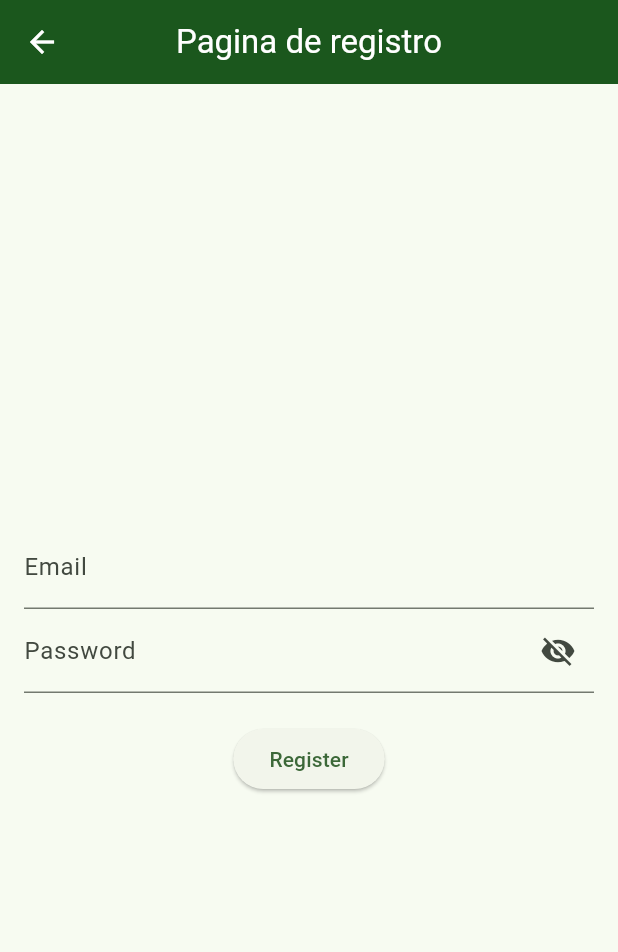
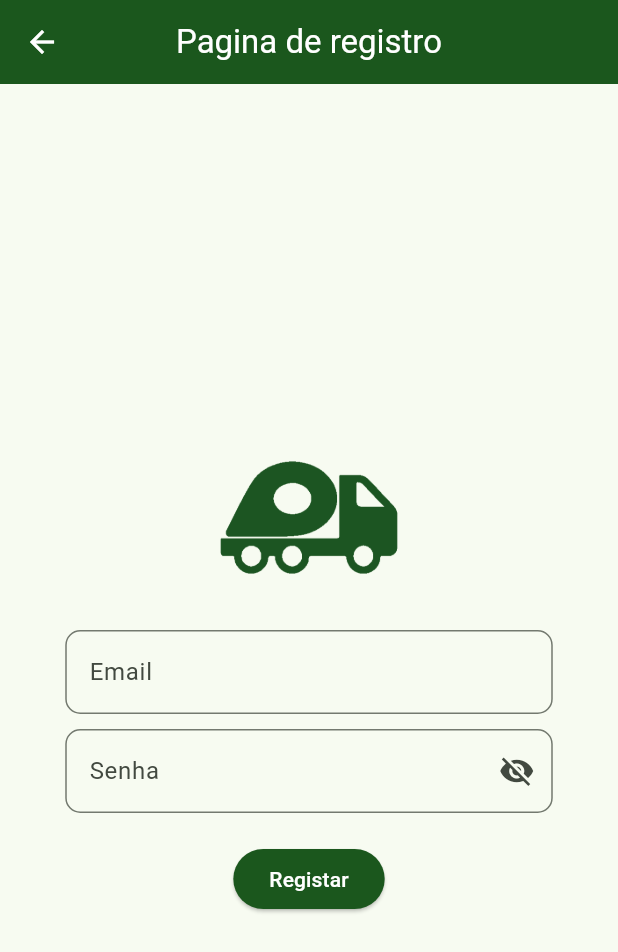
Before and after one commit to Wetto27/trashmap, a Flutter app: the screen it shows after launch, after a tap on "Criar conta", on a phone screen of 412 x 824 dp. Shown: the top 952 px of the screen. Run offline on Flutter 3.47's test engine with Material 3 defaults, Android fonts, the phone set to English and light mode, and no system bars; our stand-ins replace awesome_notifications, cloud_firestore, firebase_auth, firebase_core, google_maps_flutter, location and 1 more; accounts and stored records are empty; network calls fail.

Commit message:
mudando o visual da register page

```diff
--- a/lib/pages/login_page.dart
+++ b/lib/pages/login_page.dart
@@ -146,7 +146,11 @@ class _LoginPageState extends State<LoginPage> {
                 ),
                 const SizedBox(height: 10),
                 GestureDetector(
-                  child: const Text('Criar conta'),
+                  child: const Text('Criar conta',
+                    style: TextStyle(
+                      color: Color(0xFF1B571D)
+                    ),
+                    ),
                   onTap: () {
                     Navigator.pushNamed(context, '/register');
                   },
--- a/lib/pages/register_page.dart
+++ b/lib/pages/register_page.dart
@@ -58,19 +58,41 @@ class _RegisterPageState extends State<RegisterPage> {
   Widget build(BuildContext context) {
     return Scaffold(
       appBar: customAppBarReturn(context, "Pagina de registro"),
-      body: Padding(
+      body: SizedBox(
+        width: MediaQuery.of(context).size.width,
+        height: MediaQuery.of(context).size.height,
+        child: Padding(
         padding: const EdgeInsets.all(16.0),
         child: Column(
           mainAxisAlignment: MainAxisAlignment.center,
           children: [
-            TextField(
+                Image.asset(
+                  'assets/images/greentruckicon.png',
+                  width: 150,
+                  height: 150,
+                ),
+                SizedBox(
+                  width: 325,
+                  child: TextField(
+                    keyboardType: TextInputType.emailAddress,
+                    textInputAction: TextInputAction.next,
                     controller: emailController,
-              decoration: const InputDecoration(labelText: 'Email'),
+                    decoration: InputDecoration(
+                      labelText: 'Email',
+                      border: OutlineInputBorder(
+                        borderSide: BorderSide(color: Color(0xFF1B571D)),
+                        borderRadius: BorderRadius.circular(10),
                       ),
-            TextField(
+                    ),
+                  ),
+                ),
+                const SizedBox(height: 10),
+                SizedBox(
+                  width: 325,
+                  child: TextField(
                         controller: passwordController,
                         decoration: InputDecoration(
-                labelText: 'Password',
+                          labelText: 'Senha',
                           suffixIcon: IconButton(
                             icon: Icon(_showPassword ? Icons.visibility : Icons.visibility_off),
                             onPressed: () {
@@ -79,19 +101,33 @@ class _RegisterPageState extends State<RegisterPage> {
                               });
                             },
                           ),
+                          border: OutlineInputBorder(
+                                  borderRadius: BorderRadius.circular(10),
+                          ),
                         ),
                         obscureText: !_showPassword,
                       ),
+                ),
             const SizedBox(height: 20),
             ElevatedButton(
+              style: const ButtonStyle(
+                      backgroundColor: WidgetStatePropertyAll<Color>(
+                        Color(0xFF1B571D),
+                      ),
+                    ),
               onPressed: _isLoading ? null : register,
               child: _isLoading
                   ? const CircularProgressIndicator(
                       valueColor: AlwaysStoppedAnimation<Color>(Colors.white),
                     )
-                  : const Text('Register'),
+                  : const Text('Registar',
+                    style: TextStyle(
+                      color: Colors.white
+                    ),
+                    ),
             ),
           ],
+        ),
       ),
       ),
     );
--- a/lib/pages/user_home_page.dart
+++ b/lib/pages/user_home_page.dart
@@ -114,7 +114,7 @@ class _UserHomePageState extends State<UserHomePage> {
               child: ElevatedButton(
                 onPressed: () {
                   // You can navigate to the next page or perform another action here
-                  Navigator.pushReplacementNamed(context, '/dashboard');
+                  Navigator.pushReplacementNamed(context, '/user_home');
                 },
                 child: Text('Continue'),
               ),
```
Lines whose indentation alone changed are shown as unchanged.
